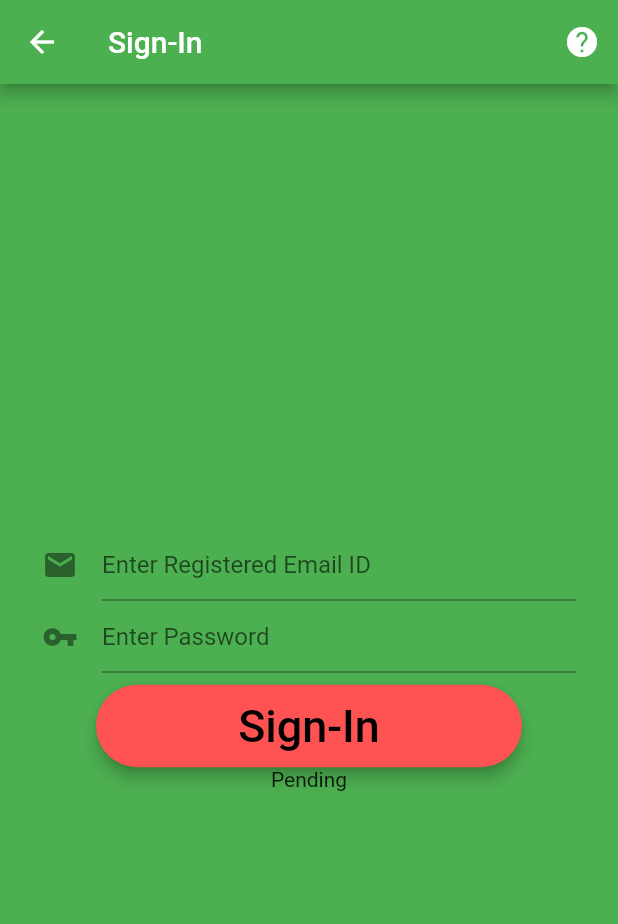
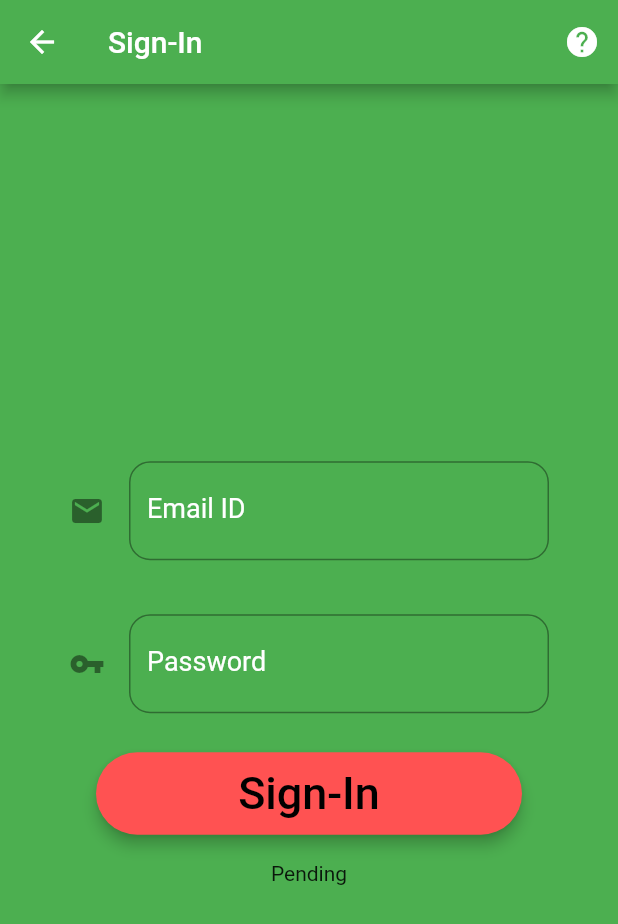
Before and after one commit to aditmodhvadia/trivia_quiz, a Flutter app: the screen it shows after launch, after a tap on "Sign-In", on a phone screen of 412 x 824 dp. Shown: the top 924 px of the screen. Run offline on Flutter 3.47's test engine with Material 2 defaults, Android fonts, the phone set to English and light mode, and no system bars.

Commit message:
improve sign-in, outline border bug exists

```diff
--- a/lib/pages/sign_in.dart
+++ b/lib/pages/sign_in.dart
@@ -12,6 +12,7 @@ class SignInPage extends State<signInPage> {
   static final TextEditingController _user = new TextEditingController();
   static final TextEditingController _pass = new TextEditingController();
   String res = 'Pending';
+  String _errmsg = '';
 
   @override
   Widget build(BuildContext context) {
@@ -41,30 +42,56 @@ class SignInPage extends State<signInPage> {
             mainAxisAlignment: MainAxisAlignment.center,
             crossAxisAlignment: CrossAxisAlignment.center,
             children: <Widget>[
-              new TextField(
+              new Padding(
+                padding: const EdgeInsets.all(18.0),
+                child: new TextField(
+                  keyboardType: TextInputType.emailAddress,
+                  style: new TextStyle(color: Colors.white, fontSize: 22.0),
                   controller: _user,
                   decoration: new InputDecoration(
                     icon: new Icon(Icons.email),
-                    hintText: 'Enter Registered Email ID'),
+                    labelText: 'Email ID',
+                    labelStyle:
+                        new TextStyle(color: Colors.white, fontSize: 18.0),
+                    border: OutlineInputBorder(
+                      borderRadius:
+                          new BorderRadius.all(const Radius.circular(14.0)),
                     ),
-              new TextField(
+                  ),
+                ),
+              ),
+              new Padding(
+                padding: const EdgeInsets.all(18.0),
+                child: new TextField(
                   controller: _pass,
+                  keyboardType: TextInputType.text,
+                  style: new TextStyle(color: Colors.white, fontSize: 22.0),
                   decoration: new InputDecoration(
-                  icon: new Icon(Icons.vpn_key), hintText: 'Enter Password'),
+                    icon: new Icon(Icons.vpn_key),
+                    //errorText: _errmsg, //add error text here after resolving the bug of red outline
+                    labelText: 'Password',
+                    labelStyle:
+                        new TextStyle(color: Colors.white, fontSize: 18.0),
+                    border: OutlineInputBorder(
+                      borderRadius:
+                          new BorderRadius.all(const Radius.circular(14.0)),
+                    ),
+                  ),
                   obscureText: true,
                 ),
+              ),
               new Padding(
-                padding: const EdgeInsets.only(
-                  left: 36.0,
-                  top: 8.0,
-                  right: 36.0
-                ),
+                padding:
+                    const EdgeInsets.only(left: 36.0, top: 8.0, right: 36.0),
                 child: new RaisedButton(
                     onPressed: () {
                       print('Sign In pressed');
                       setState(() {
                         //Testing onpress works and gets email id and password
-                        res = _user.text +' ' +_pass.text;
+                        res = _user.text + ' ' + _pass.text;
+                        if (_pass.text.length < 6) {
+                          _errmsg = 'Password should be more than 6 characters';
+                        }
                         c = Colors.green[500];
                       });
                     },
@@ -79,17 +106,17 @@ class SignInPage extends State<signInPage> {
                         child: Text(
                           'Sign-In',
                           textAlign: TextAlign.center,
-                          style:
-                          TextStyle(color: Colors.black, fontSize: 30.0),
+                          style: TextStyle(color: Colors.black, fontSize: 30.0),
                         ),
                       ),
-                    )
+                    )),
               ),
-              ),
-              new Center(
+              new Padding(
+                padding: const EdgeInsetsDirectional.only(top: 18.0),
+                child: new Center(
                   child: new Text(
                     res,
-                  textAlign: TextAlign.center,
+                  ),
                 ),
               )
             ],
```
Lines whose indentation alone changed are shown as unchanged.
